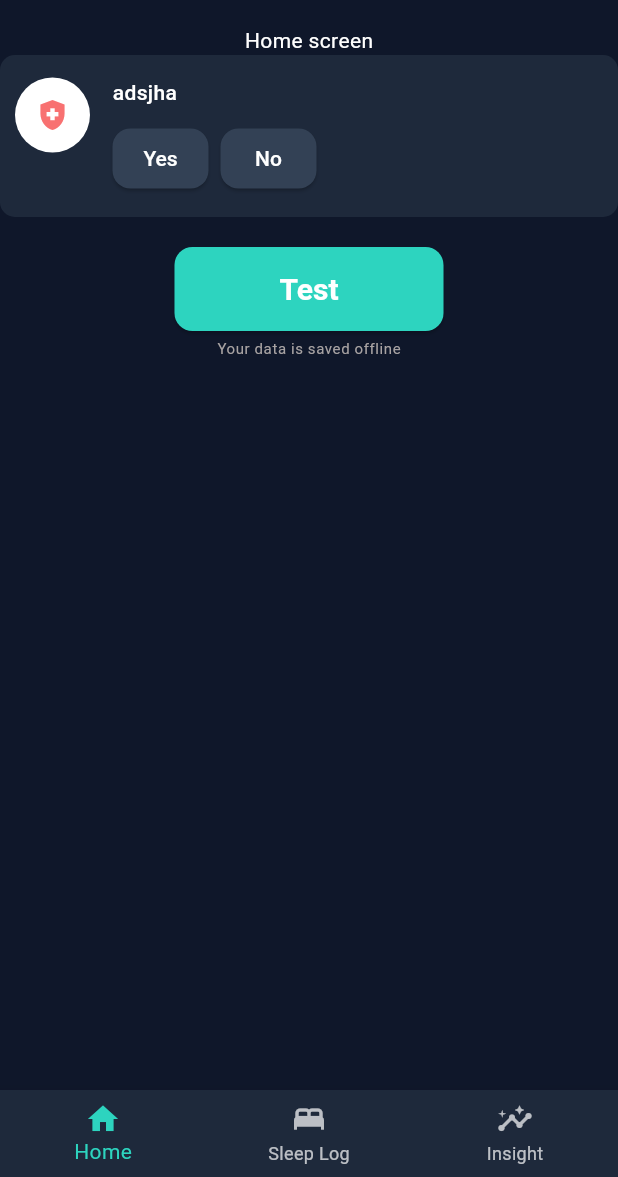
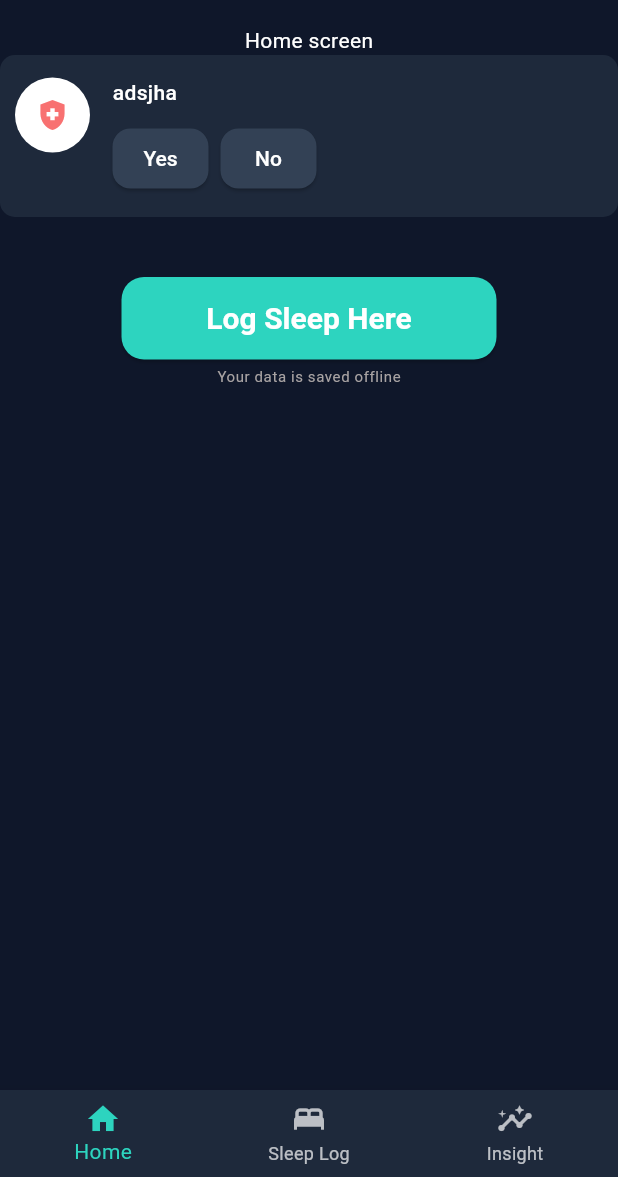
Before and after one commit to chanlinna/Sleep_Blocker, a Flutter app: the screen it shows after launch, on a phone screen of 412 x 824 dp, the part 59-1236 px from its top. Run offline on Flutter 3.47's test engine with Material 3 defaults, Android fonts, the phone set to English and light mode, and no system bars; missing offline and left inert: horizontal_weekly_calendar.

Commit message:
update the app button widget for resuability and delete next button widget

```diff
--- a/sleep_blocker/lib/ui/screens/home_screen.dart
+++ b/sleep_blocker/lib/ui/screens/home_screen.dart
@@ -2,6 +2,7 @@ import 'package:flutter/material.dart';
 import 'package:sleep_blocker/models/factor_type.dart';
 import 'package:sleep_blocker/ui/widgets/app_button.dart';
 import 'package:sleep_blocker/ui/widgets/question_tile.dart';
+import 'package:sleep_blocker/ui/screens/sleep_log_screens/sleepLog.dart';
 
 class HomeScreen extends StatelessWidget {
   const HomeScreen({super.key});
@@ -17,7 +18,18 @@ class HomeScreen extends StatelessWidget {
           ),
           QuestionTile(question: 'adsjha', options: [AnswerOption(text: 'Yes', selectedBgColor: Color(0xFFF87171), selectedTextColor: Color(0xFFFFFFFF)), AnswerOption(text: 'No', selectedBgColor: Color(0xFF2DD4BF), selectedTextColor: Color(0xFF000000))], factor: FactorType.pain),
           const SizedBox(height: 20),
-          AppButton('Test'),
+          AppButton(
+            "Log Sleep Here",
+            width: 250,
+            onTap: (){
+              Navigator.push(
+                context,
+                MaterialPageRoute(
+                  builder: (context) => const SleepLogScreen(),
+                ),
+              );
+            }
+          ),
         ],
       ),
     );
--- a/sleep_blocker/lib/ui/widgets/app_button.dart
+++ b/sleep_blocker/lib/ui/widgets/app_button.dart
@@ -1,28 +1,41 @@
 import 'package:flutter/material.dart';
+import 'package:sleep_blocker/ui/theme/app_theme.dart';
 
 class AppButton extends StatelessWidget {
   const AppButton(
     this.label, {
     super.key,
-    //required this.onTap,
+    required this.onTap,
+    this.width,
   });
 
   final String label;
-  //final void Function() onTap;
+  final double? width;
+  final VoidCallback? onTap;
 
   @override
   Widget build(BuildContext context) {
     return Column(
       children: [
-        ElevatedButton.icon(
-          label: Text(label, style: Theme.of(context).textTheme.headlineMedium),
-          onPressed: (){},
-          style: OutlinedButton.styleFrom(
-            padding: const EdgeInsets.symmetric(
-              vertical: 15,
-              horizontal: 70,
+        Padding(
+          padding: EdgeInsets.fromLTRB(16, 20, 16, 0),
+          child: SizedBox(
+            width: width ?? double.infinity,
+            height: 55,
+            child: ElevatedButton.icon(
+              label: Text(label, style: Theme.of(context).textTheme.headlineMedium),
+              onPressed: onTap,
+              style: ElevatedButton.styleFrom(
+                backgroundColor: AppTheme.primaryColor,
+                foregroundColor: Colors.white,
+                disabledBackgroundColor: Colors.white10,
+                shape: RoundedRectangleBorder(
+                  borderRadius: BorderRadius.circular(15),
+                ),
+              ),
             ),
-        )),
+          ),
+        ),
         const SizedBox(height: 5),
         Text('Your data is saved offline', style: Theme.of(context).textTheme.bodySmall),
       ],
```
Also changed, not shown: sleep_blocker/lib/ui/screens/sleep_log_screens/habitLog.dart (+0 -17 lines), sleep_blocker/lib/ui/screens/sleep_log_screens/sleepLog.dart (+6 -3 lines), sleep_blocker/lib/ui/widgets/NextButton.dart (deleted, +0 -39 lines).
